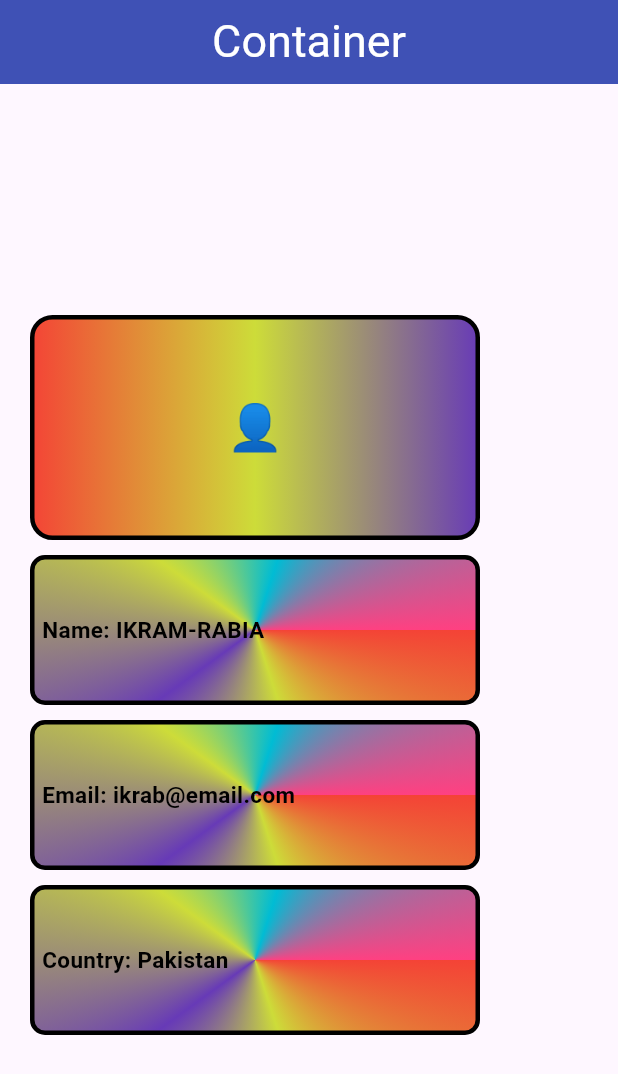
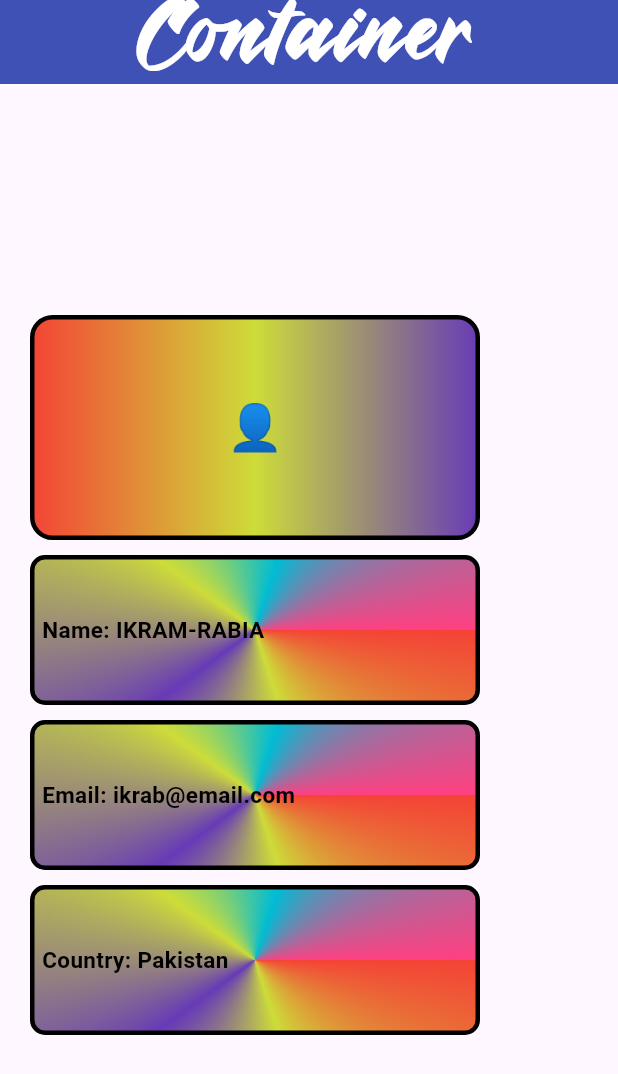
Before and after one commit to IKRAM-UL-HAQ63/Flutter_Widgets, a Flutter app: the screen it shows after launch, on a phone screen of 412 x 824 dp. Shown: the top 1074 px of the screen. Run offline on Flutter 3.47's test engine with Material 3 defaults, Android fonts, the phone set to English and light mode, and no system bars; our stand-ins replace firebase_auth, firebase_core, font_awesome_flutter; accounts and stored records are empty.

Commit message:
Change in Conatiner flie

```diff
--- a/lib/widgets/container.dart
+++ b/lib/widgets/container.dart
@@ -9,7 +9,7 @@ class Profile_card extends StatelessWidget {
         centerTitle: true,
         title: Text(
           "Container",
-          style: TextStyle(color: Colors.white, fontSize: 30),
+          style: TextStyle(color: Colors.white, fontSize: 90,fontFamily: "FontMain"),
         ),
       ),
       body: Column(
```
Also changed, not shown: lib/widgets/textbtn_elevatedbtn.dart (+5 -4 lines).
